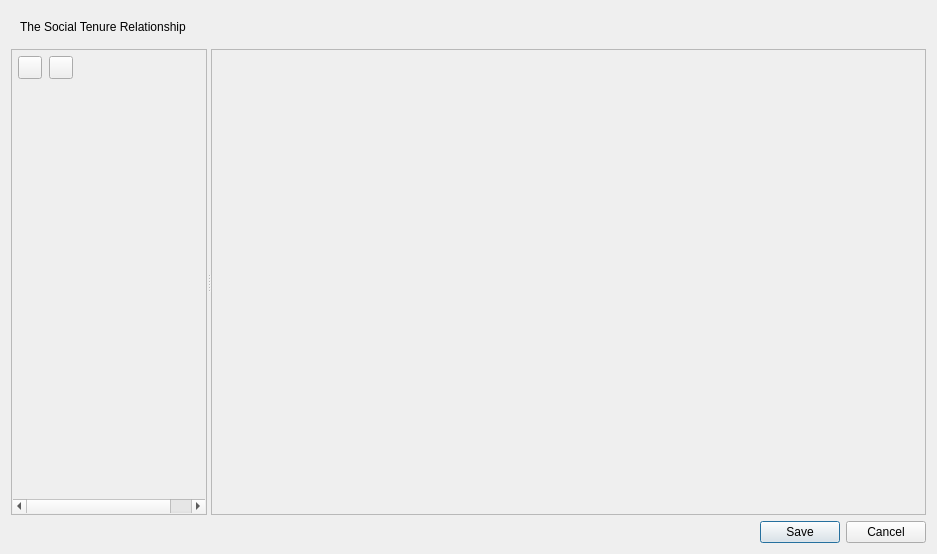
This is ui/social_tenure/ui_str_editor.ui in gltn/stdm as Qt 5 draws it before an edit. The edited form follows.
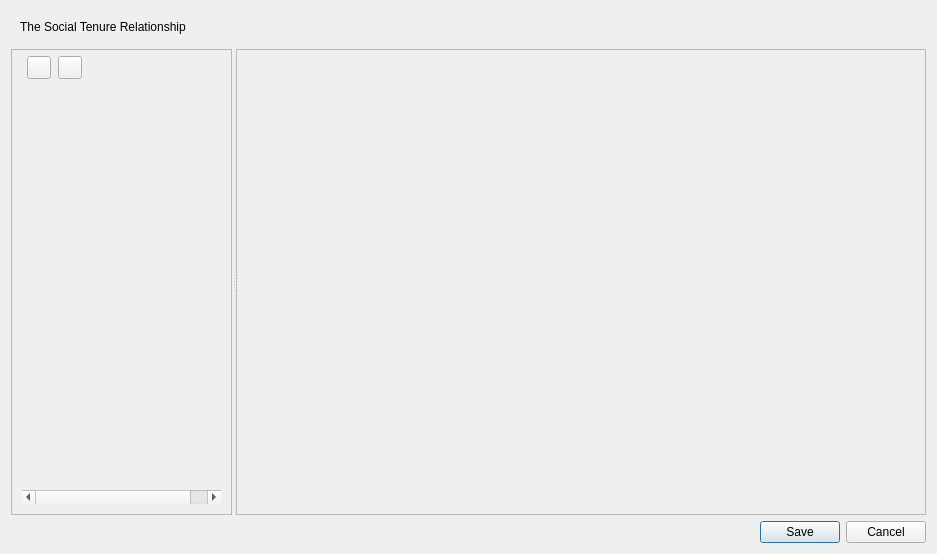
This is the edited form. The open tabs and pages were chosen to show the change. Icons and pictures are not drawn. Custom widgets are drawn as their Qt base class.

Diff of the .ui file:
```diff
--- a/ui/social_tenure/ui_str_editor.ui
+++ b/ui/social_tenure/ui_str_editor.ui
@@ -83,9 +83,18 @@
        <property name="spacing">
         <number>1</number>
        </property>
-       <property name="margin">
+       <property name="leftMargin">
+        <number>10</number>
+       </property>
+       <property name="topMargin">
         <number>1</number>
        </property>
+       <property name="rightMargin">
+        <number>10</number>
+       </property>
+       <property name="bottomMargin">
+        <number>10</number>
+       </property>
        <item>
         <layout class="QHBoxLayout" name="horizontalLayout_2">
          <property name="spacing">
@@ -178,7 +187,7 @@
             <x>0</x>
             <y>0</y>
             <width>220</width>
-            <height>379</height>
+            <height>370</height>
            </rect>
           </property>
           <property name="sizePolicy">
@@ -309,7 +318,7 @@
              <x>0</x>
              <y>0</y>
              <width>682</width>
-             <height>426</height>
+             <height>417</height>
             </rect>
            </property>
            <layout class="QVBoxLayout" name="verticalLayout_12">
```
